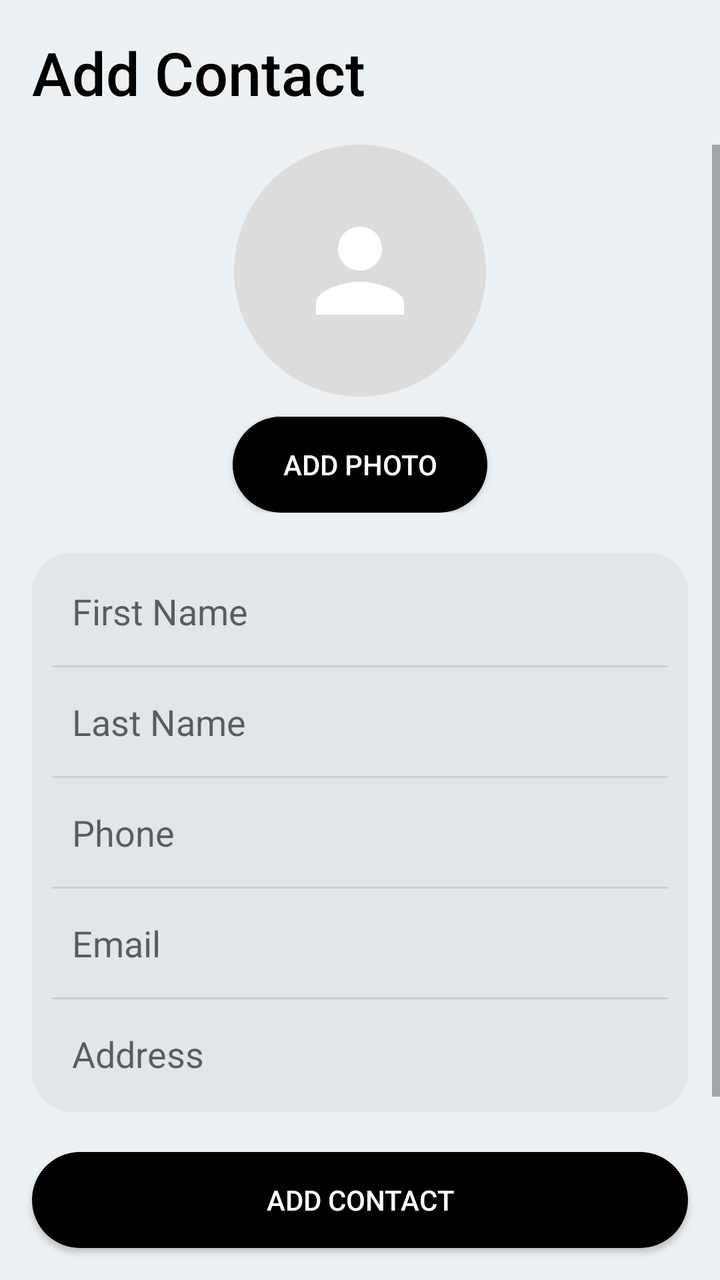
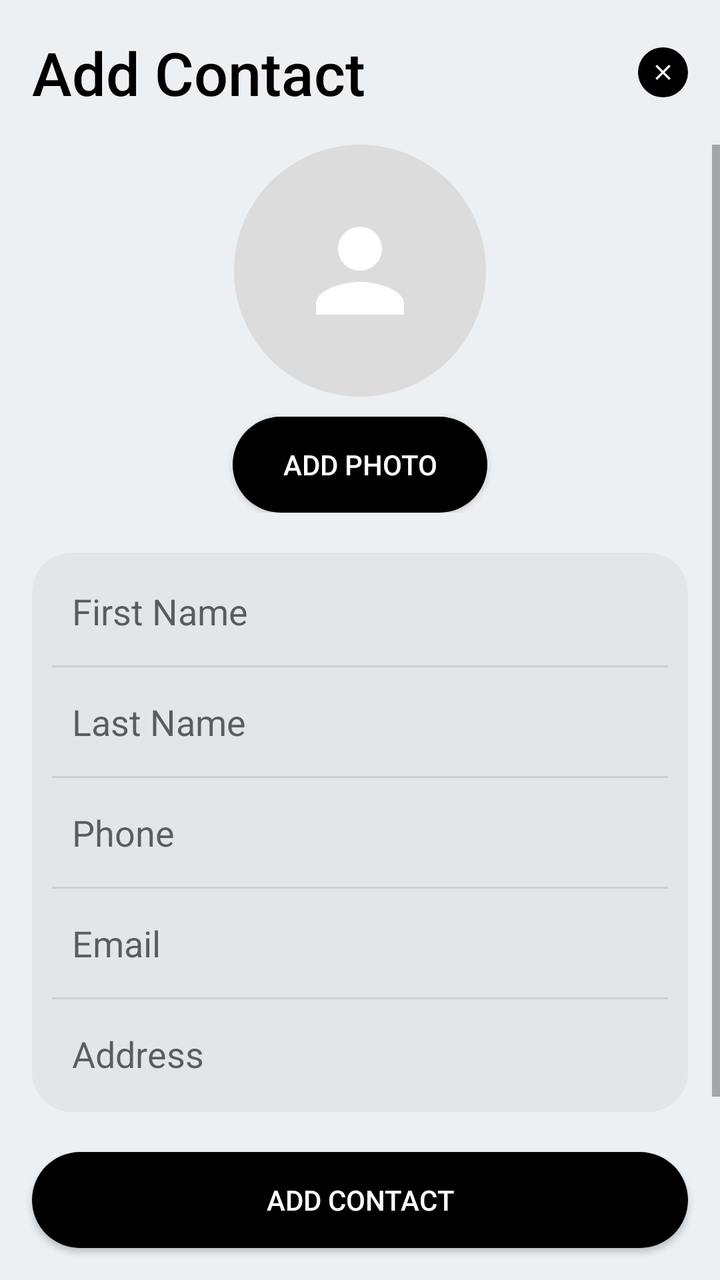

An Android layout rendered at two revisions. The XML below is the earlier revision; the diff shows what the commit changed to produce the second picture.
<!-- AndroidManifest.xml: application theme Theme.Ft_hangouts -->
<!-- res/layout/add_contact.xml -->
<?xml version="1.0" encoding="utf-8"?>
<LinearLayout xmlns:android="http://schemas.android.com/apk/res/android"
    android:layout_width="match_parent"
    android:layout_height="match_parent"
    android:orientation="vertical"
    android:fitsSystemWindows="true"
    android:background="#ecf0f3">

    <LinearLayout
        android:layout_width="match_parent"
        android:layout_height="wrap_content"
        android:orientation="horizontal"
        android:gravity="center_vertical"
        android:padding="16dp">

        <TextView
            android:id="@+id/titleText"
            android:layout_width="0dp"
            android:layout_height="wrap_content"
            android:layout_weight="1"
            android:text="@string/add_contact"
            android:textColor="#000000"
            android:textSize="30sp"
            android:fontFamily="sans-serif-medium" />
    </LinearLayout>

    <ScrollView
        android:layout_width="match_parent"
        android:layout_height="0dp"
        android:layout_weight="1">

        <LinearLayout
            android:layout_width="match_parent"
            android:layout_height="wrap_content"
            android:orientation="vertical"
            android:paddingStart="16dp"
            android:paddingEnd="16dp">

            <LinearLayout
                android:layout_width="match_parent"
                android:layout_height="wrap_content"
                android:orientation="vertical"
                android:gravity="center_horizontal">

                <ImageView
                    android:id="@+id/avatarImage"
                    android:layout_width="126dp"
                    android:layout_height="126dp"
                    android:background="@drawable/circle_bg"
                    android:backgroundTint="#dcdcdc"
                    android:padding="30dp"
                    android:src="@drawable/ic_user"
                    android:contentDescription="@string/add_photo" />

                <Button
                    android:id="@+id/addPhoto"
                    android:layout_width="wrap_content"
                    android:layout_height="wrap_content"
                    android:layout_marginTop="10dp"
                    android:background="@drawable/button_rounded"
                    android:paddingHorizontal="25dp"
                    android:textColor="#FFFFFF"
                    android:text="@string/add_photo" />
            </LinearLayout>

            <LinearLayout
                android:layout_width="match_parent"
                android:layout_height="wrap_content"
                android:layout_marginTop="20dp"
                android:layout_marginBottom="16dp"
                android:paddingHorizontal="10dp"
                android:paddingVertical="2dp"
                android:background="@drawable/card_bg"
                android:backgroundTint="#e2e6e8"
                android:orientation="vertical">

                <EditText
                    android:id="@+id/firstNameInput"
                    android:layout_width="match_parent"
                    android:layout_height="wrap_content"
                    android:background="@null"
                    android:paddingVertical="15dp"
                    android:paddingHorizontal="10dp"
                    android:autofillHints="name"
                    android:inputType="text"
                    android:hint="@string/first_name" />

                <View
                    android:layout_width="match_parent"
                    android:layout_height="1dp"
                    android:background="#1A000000" />

                <EditText
                    android:id="@+id/lastNameInput"
                    android:layout_width="match_parent"
                    android:layout_height="wrap_content"
                    android:background="@null"
                    android:paddingVertical="15dp"
                    android:paddingHorizontal="10dp"
                    android:autofillHints="name"
                    android:inputType="text"
                    android:hint="@string/last_name" />

                <View
                    android:layout_width="match_parent"
                    android:layout_height="1dp"
                    android:background="#1A000000" />

                <EditText
                    android:id="@+id/phoneInput"
                    android:layout_width="match_parent"
                    android:layout_height="wrap_content"
                    android:background="@null"
                    android:paddingVertical="15dp"
                    android:paddingHorizontal="10dp"
                    android:autofillHints="phone"
                    android:inputType="phone"
                    android:hint="@string/phone" />

                <View
                    android:layout_width="match_parent"
                    android:layout_height="1dp"
                    android:background="#1A000000" />

                <EditText
                    android:id="@+id/emailInput"
                    android:layout_width="match_parent"
                    android:layout_height="wrap_content"
                    android:background="@null"
                    android:paddingVertical="15dp"
                    android:paddingHorizontal="10dp"
                    android:autofillHints="emailAddress"
                    android:inputType="textEmailAddress"
                    android:hint="@string/email" />

                <View
                    android:layout_width="match_parent"
                    android:layout_height="1dp"
                    android:background="#1A000000" />

                <EditText
                    android:id="@+id/addressInput"
                    android:layout_width="match_parent"
                    android:layout_height="wrap_content"
                    android:background="@null"
                    android:paddingVertical="15dp"
                    android:paddingHorizontal="10dp"
                    android:autofillHints=""
                    android:inputType="text"
                    android:hint="@string/address" />
            </LinearLayout>
        </LinearLayout>
    </ScrollView>

    <Button
        android:id="@+id/addContact"
        android:layout_width="match_parent"
        android:layout_height="wrap_content"
        android:layout_margin="16dp"
        android:background="@drawable/button_rounded"
        android:textColor="#FFFFFF"
        android:text="@string/add_contact" />
</LinearLayout>
<!-- resources referenced by this layout -->
<resources>
  <!-- drawable button_rounded (drawable) -->
  <?xml version="1.0" encoding="utf-8"?>
  <shape xmlns:android="http://schemas.android.com/apk/res/android"
      android:shape="rectangle">
      <solid android:color="@color/black" />
      <corners android:radius="55dp" />
  </shape>
  <!-- drawable card_bg (drawable) -->
  <?xml version="1.0" encoding="utf-8"?>
  <shape xmlns:android="http://schemas.android.com/apk/res/android"
      android:shape="rectangle">
      <solid android:color="@color/black" />
      <corners android:radius="20dp" />
  </shape>
  <!-- drawable circle_bg (drawable) -->
  <?xml version="1.0" encoding="utf-8"?>
  <shape xmlns:android="http://schemas.android.com/apk/res/android"
      android:shape="oval">
      <solid android:color="@color/black" />
  </shape>
  <!-- drawable ic_user (drawable) -->
  <?xml version="1.0" encoding="utf-8"?>
  <vector xmlns:android="http://schemas.android.com/apk/res/android"
      android:width="24dp"
      android:height="24dp"
      android:viewportWidth="24"
      android:viewportHeight="24">
      <path
          android:fillColor="#FFFFFF"
          android:pathData="M12,12c2.21,0 4,-1.79 4,-4s-1.79,-4 -4,-4 -4,1.79 -4,4 1.79,4 4,4zM12,14c-2.67,0 -8,1.34 -8,4v2h16v-2c0,-2.66 -5.33,-4 -8,-4z" />
  </vector>
  <string name="add_contact">Add Contact</string>
  <string name="add_photo">Add Photo</string>
  <string name="address">Address</string>
  <string name="email">Email</string>
  <string name="first_name">First Name</string>
  <string name="last_name">Last Name</string>
  <string name="phone">Phone</string>
  <style name="Theme.Ft_hangouts" parent="android:Theme.Material.Light.NoActionBar">
          <item name="android:windowBackground">#ECF0F3</item>
      </style>
  <color name="black">#FF000000</color>
</resources>

<!-- the commit's change to res/layout/add_contact.xml (unified diff, before → after) -->
@@ -22,6 +22,14 @@
             android:textColor="#000000"
             android:textSize="30sp"
             android:fontFamily="sans-serif-medium" />
+
+        <ImageButton
+            android:id="@+id/closeButton"
+            android:layout_width="25dp"
+            android:layout_height="25dp"
+            android:background="@drawable/circle_bg"
+            android:src="@drawable/ic_close"
+            android:contentDescription="@string/close_page" />
     </LinearLayout>
 
     <ScrollView
<!-- resource entries referenced after the edit -->
@@ -20,6 +20,17 @@
       android:shape="oval">
       <solid android:color="@color/black" />
   </shape>
+  <!-- drawable ic_close (drawable) -->
+  <?xml version="1.0" encoding="utf-8"?>
+  <vector xmlns:android="http://schemas.android.com/apk/res/android"
+      android:width="13dp"
+      android:height="13dp"
+      android:viewportWidth="24"
+      android:viewportHeight="24">
+      <path
+          android:fillColor="@color/white"
+          android:pathData="M19,6.41L17.59,5 12,10.59 6.41,5 5,6.41 10.59,12 5,17.59 6.41,19 12,13.41 17.59,19 19,17.59 13.41,12z" />
+  </vector>
   <!-- drawable ic_user (drawable) -->
   <?xml version="1.0" encoding="utf-8"?>
   <vector xmlns:android="http://schemas.android.com/apk/res/android"
@@ -34,6 +45,7 @@
   <string name="add_contact">Add Contact</string>
   <string name="add_photo">Add Photo</string>
   <string name="address">Address</string>
+  <string name="close_page">Close Page</string>
   <string name="email">Email</string>
   <string name="first_name">First Name</string>
   <string name="last_name">Last Name</string>
@@ -42,5 +54,6 @@
           <item name="android:windowBackground">#ECF0F3</item>
       </style>
   <color name="black">#FF000000</color>
+  <color name="white">#FFFFFFFF</color>
 </resources>
 
